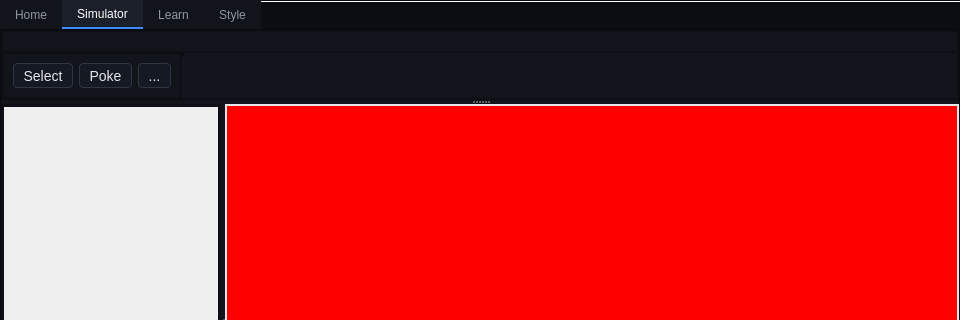
Old version of the form src/ui/mainwindow.ui in the repository karbysCantCode/ELCS; both pictures show x 0 to 960 and y 0 to 320 of the 960 by 549 pixel window.
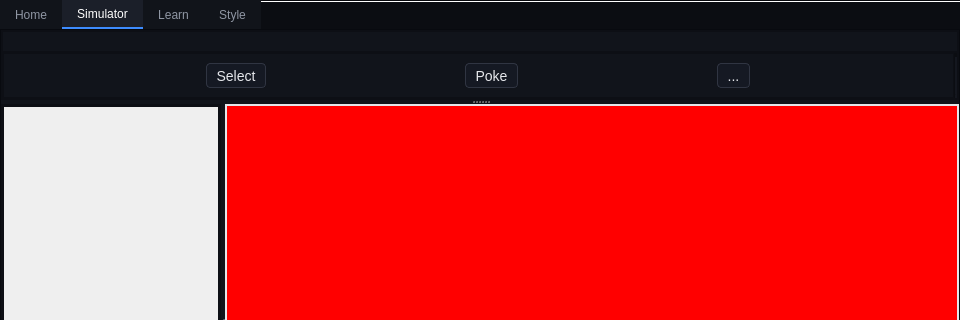
New version of the form. Custom widgets are drawn as their Qt base class.

Patch:
```diff
--- a/src/ui/mainwindow.ui
+++ b/src/ui/mainwindow.ui
@@ -1616,19 +1616,6 @@
                  </property>
                 </widget>
                </item>
-               <item>
-                <spacer name="horizontalSpacer">
-                 <property name="orientation">
-                  <enum>Qt::Orientation::Horizontal</enum>
-                 </property>
-                 <property name="sizeHint" stdset="0">
-                  <size>
-                   <width>40</width>
-                   <height>20</height>
-                  </size>
-                 </property>
-                </spacer>
-               </item>
               </layout>
              </widget>
             </item>
```
